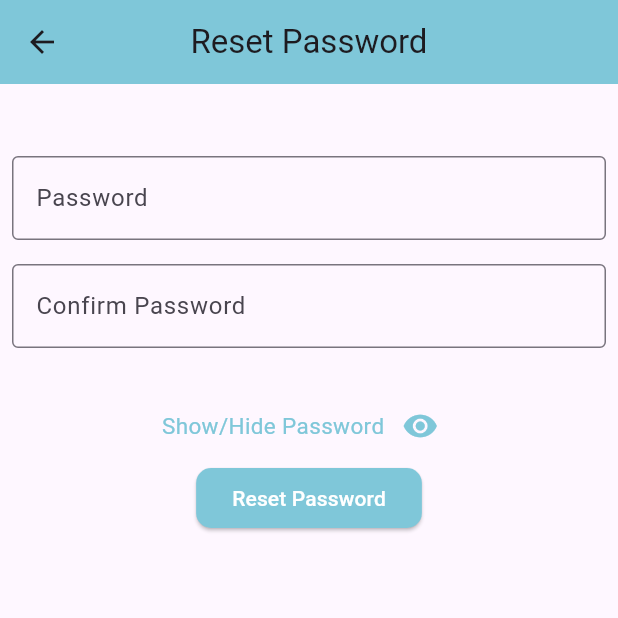
After one commit to Joki-in/share_novel, a Flutter app: the ResetPasswordView screen opened by its route, after a tap on the "visibility off" icon, on a phone screen of 412 x 824 dp, the top half of it. The commit adds this screen. Run offline on Flutter 3.47's test engine with Material 3 defaults, Android fonts, the phone set to English and light mode, and no system bars; our stand-ins replace flutter_otp_text_field, get, lottie, shared_preferences; accounts and stored records are empty.

Commit message:
reset password and otp

```diff
--- a/lib/app/modules/otp/controllers/otp_controller.dart
+++ b/lib/app/modules/otp/controllers/otp_controller.dart
@@ -77,7 +77,7 @@ class OtpController extends GetxController {
               actions: <Widget>[
                 TextButton(
                   onPressed: () {
-                    Get.toNamed('/resetPassword');
+                    Get.toNamed('/reset-password');
                   },
                   child: Center(child: Text('OK')),
                 ),
--- /dev/null
+++ b/lib/app/modules/resetPassword/bindings/reset_password_binding.dart
@@ -0,0 +1,12 @@
+import 'package:get/get.dart';
+
+import '../controllers/reset_password_controller.dart';
+
+class ResetPasswordBinding extends Bindings {
+  @override
+  void dependencies() {
+    Get.lazyPut<ResetPasswordController>(
+      () => ResetPasswordController(),
+    );
+  }
+}
--- /dev/null
+++ b/lib/app/modules/resetPassword/controllers/reset_password_controller.dart
@@ -0,0 +1,26 @@
+import 'package:get/get.dart';
+
+class ResetPasswordController extends GetxController {
+  //TODO: Implement ResetPasswordController
+  RxBool showPassword = false.obs;
+  final count = 0.obs;
+  @override
+  void onInit() {
+    super.onInit();
+  }
+
+  @override
+  void onReady() {
+    super.onReady();
+  }
+
+  @override
+  void onClose() {
+    super.onClose();
+  }
+
+  void increment() => count.value++;
+  void toggleShowPassword() {
+    showPassword.toggle();
+  }
+}
--- /dev/null
+++ b/lib/app/modules/resetPassword/views/reset_password_view.dart
@@ -0,0 +1,103 @@
+import 'package:flutter/material.dart';
+import 'package:get/get.dart';
+import 'package:share_novel/app/modules/utils/color_constant.dart';
+
+import '../controllers/reset_password_controller.dart';
+
+class ResetPasswordView extends GetView<ResetPasswordController> {
+  const ResetPasswordView({Key? key}) : super(key: key);
+
+  @override
+  Widget build(BuildContext context) {
+    final ResetPasswordController controller =
+        Get.put(ResetPasswordController());
+
+    return Scaffold(
+      appBar: AppBar(
+        title: const Text('Reset Password'),
+        centerTitle: true,
+        backgroundColor: ColorConstant.Primary,
+      ),
+      body: SingleChildScrollView(
+        child: Column(
+          children: [
+            const SizedBox(
+              height: 40,
+            ),
+            Padding(
+              padding: const EdgeInsets.all(8.0),
+              child: Obx(() => TextFormField(
+                    obscureText: !controller.showPassword.value,
+                    // controller: controller.passwordController,
+                    decoration: InputDecoration(
+                      labelText: 'Password',
+                      border: OutlineInputBorder(),
+                      focusedBorder: OutlineInputBorder(
+                        borderSide: BorderSide(color: ColorConstant.Primary),
+                      ),
+                    ),
+                  )),
+            ),
+            Padding(
+              padding: const EdgeInsets.all(8.0),
+              child: Obx(() => TextFormField(
+                    obscureText: !controller.showPassword.value,
+                    // controller: controller.confirmPasswordController,
+                    decoration: InputDecoration(
+                      labelText: 'Confirm Password',
+                      border: OutlineInputBorder(),
+                      focusedBorder: OutlineInputBorder(
+                        borderSide: BorderSide(color: ColorConstant.Primary),
+                      ),
+                    ),
+                  )),
+            ),
+            const SizedBox(
+              height: 20,
+            ),
+            Row(
+              mainAxisAlignment: MainAxisAlignment.center,
+              children: [
+                Text(
+                  "Show/Hide Password",
+                  style: TextStyle(
+                    fontSize: 15,
+                    color: ColorConstant.Primary,
+                  ),
+                ),
+                IconButton(
+                  onPressed: () {
+                    controller.toggleShowPassword();
+                  },
+                  icon: Obx(
+                    () => Icon(
+                      controller.showPassword.value
+                          ? Icons.visibility
+                          : Icons.visibility_off,
+                      color: ColorConstant.Primary,
+                    ),
+                  ),
+                ),
+              ],
+            ),
+            ElevatedButton(
+              onPressed: () {
+                // controller.resetPassword();
+              },
+              child: const Text(
+                'Reset Password',
+                style: TextStyle(color: ColorConstant.WhiteColor),
+              ),
+              style: ElevatedButton.styleFrom(
+                shape: RoundedRectangleBorder(
+                  borderRadius: BorderRadius.circular(10.0),
+                ),
+                backgroundColor: ColorConstant.Primary,
+              ),
+            ),
+          ],
+        ),
+      ),
+    );
+  }
+}
--- a/lib/app/routes/app_pages.dart
+++ b/lib/app/routes/app_pages.dart
@@ -10,6 +10,8 @@ import '../modules/otp/bindings/otp_binding.dart';
 import '../modules/otp/views/otp_view.dart';
 import '../modules/register/bindings/register_binding.dart';
 import '../modules/register/views/register_view.dart';
+import '../modules/resetPassword/bindings/reset_password_binding.dart';
+import '../modules/resetPassword/views/reset_password_view.dart';
 
 part 'app_routes.dart';
 
@@ -44,5 +46,10 @@ class AppPages {
       page: () => const OtpView(),
       binding: OtpBinding(),
     ),
+    GetPage(
+      name: _Paths.RESET_PASSWORD,
+      page: () => const ResetPasswordView(),
+      binding: ResetPasswordBinding(),
+    ),
   ];
 }
--- a/lib/app/routes/app_routes.dart
+++ b/lib/app/routes/app_routes.dart
@@ -8,6 +8,7 @@ abstract class Routes {
   static const REGISTER = _Paths.REGISTER;
   static const FORGOT_PASSWORD = _Paths.FORGOT_PASSWORD;
   static const OTP = _Paths.OTP;
+  static const RESET_PASSWORD = _Paths.RESET_PASSWORD;
 }
 
 abstract class _Paths {
@@ -17,4 +18,5 @@ abstract class _Paths {
   static const REGISTER = '/register';
   static const FORGOT_PASSWORD = '/forgot-password';
   static const OTP = '/otp';
+  static const RESET_PASSWORD = '/reset-password';
 }
```
